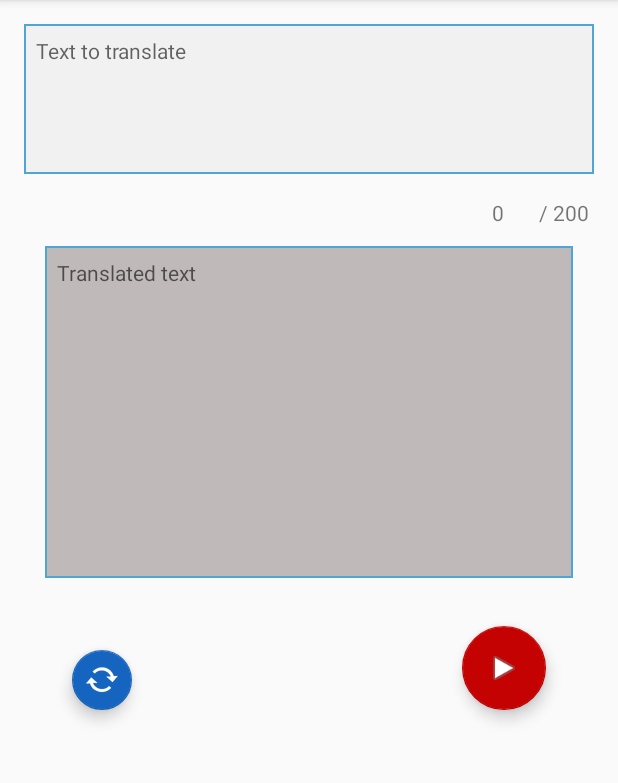
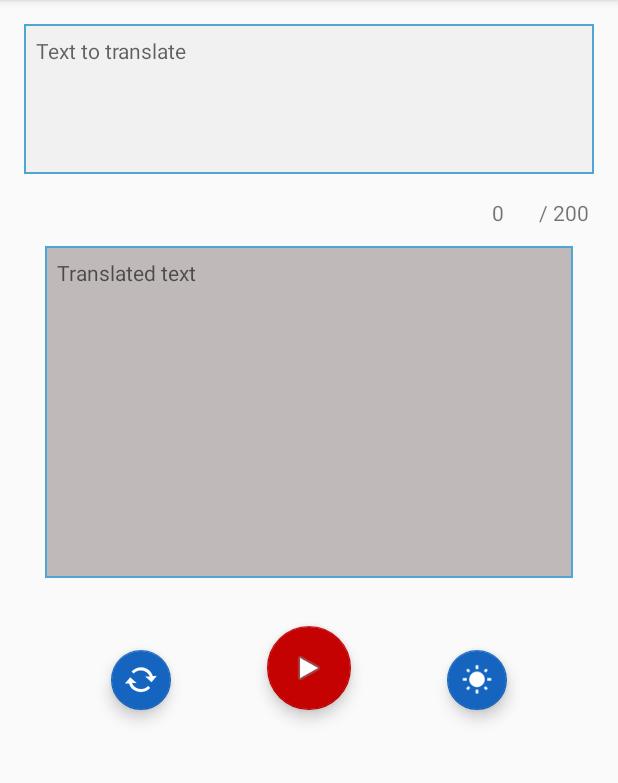
Before and after one commit to pepinpin/microMorse, an Android app: the screen it shows after launch (MainActivity), on a phone screen of 412 x 824 dp, the part 84-867 px from its top. Run offline under Robolectric (Android 15) with nearby library versions, the phone set to English and light mode, and no system bars; 3 statements that could not run were skipped.

Commit message:
- updated the interface to include the send type choice (sound or light)

```diff
--- a/app/build.gradle
+++ b/app/build.gradle
@@ -23,12 +23,12 @@ dependencies {
 	compile 'commons-io:commons-io:2.4'
 	compile 'com.github.dakatso:LiveButton:917a9f9587'
 	compile fileTree(dir: 'libs', include: ['*.jar'])
-	compile 'com.android.support:appcompat-v7:24.1.1'
+	compile 'com.android.support:appcompat-v7:24.2.0'
 	compile 'org.apache.commons:commons-collections4:4.1'
 	testCompile 'junit:junit:4.12'
 	androidTestCompile 'com.android.support.test.espresso:espresso-core:2.2.2'
 	androidTestCompile 'com.android.support.test:runner:0.5'
-	androidTestCompile 'com.android.support:support-annotations:24.1.1'
-	compile 'com.android.support.constraint:constraint-layout:1.0.0-alpha3'
-	compile 'com.android.support:design:24.1.1'
+	androidTestCompile 'com.android.support:support-annotations:24.2.0'
+	compile 'com.android.support.constraint:constraint-layout:1.0.0-alpha6'
+	compile 'com.android.support:design:24.2.0'
 }
--- a/app/src/main/java/net/biospherecorp/umorse/TextToMorseFragment.java
+++ b/app/src/main/java/net/biospherecorp/umorse/TextToMorseFragment.java
@@ -22,13 +22,13 @@ public class TextToMorseFragment extends Fragment implements TranslateMorseTask.
 
 	private static boolean REPEAT_SEND = false;
 
-	boolean sendWithLight = false; // use light or sound ?
+	boolean sendWithLight = true; // use light or sound ?
 
 	private Morse _morse;
 	private SendMorseTask _task;
 
 	private EditText _textToTranslate;
-	private FloatingActionButton _repeatButton,  _sendButton;
+	private FloatingActionButton _repeatButton, _sendButton, _sendTypeButton;
 
 	private TextView _translatedTextView;
 
@@ -39,7 +39,7 @@ public class TextToMorseFragment extends Fragment implements TranslateMorseTask.
 	private String _translatedString = "";
 
 	// the colors used for the buttons
-	private int _sendingColor,  _notSendingColor,  _repeatOnColor, _repeatOffColor;
+	private int _sendingColor,  _notSendingColor, _repeatOnColor, _repeatOffColor;
 
 	// is it actually sending morse
 	private boolean _isSending = false;
@@ -185,6 +185,8 @@ public class TextToMorseFragment extends Fragment implements TranslateMorseTask.
 
 					// change the state of the button
 					_isSending = true;
+					_sendTypeButton.setVisibility(View.INVISIBLE);
+
 					_toggleButton();
 
 					// show the _snack
@@ -210,6 +212,29 @@ public class TextToMorseFragment extends Fragment implements TranslateMorseTask.
 				}
 			}
 		});
+
+
+
+	// Send Type Button (light or sound)
+		//
+		_sendTypeButton = (FloatingActionButton) view.findViewById(R.id.sendTypeButton);
+
+		// set the color
+		_sendTypeButton.setBackgroundTintList(ColorStateList.valueOf(getResources().getColor(R.color.repeatButtonOff)));
+
+		_sendTypeButton.setOnClickListener(new View.OnClickListener() {
+			@Override
+			public void onClick(View view) {
+				if (sendWithLight){
+					sendWithLight = false;
+					_sendTypeButton.setImageResource(R.drawable.ic_morse_sound);
+				}else{
+					sendWithLight = true;
+					_sendTypeButton.setImageResource(R.drawable.ic_morse_light);
+				}
+			}
+		});
+
 	}
 
 	@Override
@@ -266,6 +291,8 @@ public class TextToMorseFragment extends Fragment implements TranslateMorseTask.
 		showSnack(getString(R.string.snack_stop_sending), 500);
 
 		_cancelTasks();
+
+		_sendTypeButton.setVisibility(View.VISIBLE);
 	}
 
 	private void _cancelTasks(){
--- a/app/src/main/res/layout-w700dp/ttm_fragment.xml
+++ b/app/src/main/res/layout-w700dp/ttm_fragment.xml
@@ -111,13 +111,11 @@
 
 		app:fabSize="mini"
 		android:src="@android:drawable/stat_notify_sync"
+		android:layout_marginEnd="96dp"
+		android:layout_marginRight="96dp"
 
-		app:layout_constraintLeft_toLeftOf="@+id/activity_main"
-		android:layout_marginLeft="304dp"
-		android:layout_marginStart="304dp"
-		app:layout_constraintTop_toBottomOf="@+id/resultTextView"
-		android:layout_marginTop="72dp"
-		/>
+		app:layout_constraintRight_toLeftOf="@+id/sendMorseCodeButton"
+		app:layout_constraintBottom_toBottomOf="@+id/sendMorseCodeButton"/>
 
 
 	<android.support.design.widget.FloatingActionButton
@@ -130,8 +128,21 @@
 		app:layout_constraintTop_toBottomOf="@+id/resultTextView"
 		android:layout_marginTop="56dp"
 		app:layout_constraintRight_toRightOf="@+id/activity_main"
-		android:layout_marginRight="272dp"
-		android:layout_marginEnd="272dp"
+		app:layout_constraintLeft_toLeftOf="@+id/activity_main"
+		/>
+
+	<android.support.design.widget.FloatingActionButton
+		android:id="@+id/sendTypeButton"
+		android:layout_width="wrap_content"
+		android:layout_height="wrap_content"
+
+		app:fabSize="mini"
+		android:src="@drawable/ic_morse_light"
+		android:layout_marginStart="96dp"
+		android:layout_marginLeft="96dp"
+
+		app:layout_constraintBottom_toBottomOf="@+id/sendMorseCodeButton"
+		app:layout_constraintLeft_toRightOf="@+id/sendMorseCodeButton"
 		/>
 
 </android.support.constraint.ConstraintLayout>
--- a/app/src/main/res/layout/ttm_fragment.xml
+++ b/app/src/main/res/layout/ttm_fragment.xml
@@ -119,12 +119,11 @@
 
 		app:fabSize="mini"
 		android:src="@android:drawable/stat_notify_sync"
+		android:layout_marginEnd="64dp"
+		android:layout_marginRight="64dp"
 
-		app:layout_constraintLeft_toLeftOf="@+id/activity_main"
-		android:layout_marginLeft="48dp"
-		android:layout_marginStart="48dp"
-		app:layout_constraintTop_toBottomOf="@+id/resultTextView"
-		android:layout_marginTop="48dp"
+		app:layout_constraintBottom_toBottomOf="@+id/sendMorseCodeButton"
+		app:layout_constraintRight_toLeftOf="@+id/sendMorseCodeButton"
 		/>
 
 	<android.support.design.widget.FloatingActionButton
@@ -133,14 +132,26 @@
 		android:layout_height="wrap_content"
 
 		app:fabSize="normal"
-		android:src="@android:drawable/ic_dialog_email"
+		android:src="@android:drawable/ic_media_play"
+		android:layout_marginTop="32dp"
 
 		app:layout_constraintTop_toBottomOf="@+id/resultTextView"
-		android:layout_marginTop="32dp"
 		app:layout_constraintRight_toRightOf="@+id/activity_main"
-		android:layout_marginRight="48dp"
-		android:layout_marginEnd="48dp"
+		app:layout_constraintLeft_toLeftOf="@+id/activity_main"
 		/>
 
+	<android.support.design.widget.FloatingActionButton
+		android:id="@+id/sendTypeButton"
+		android:layout_width="wrap_content"
+		android:layout_height="wrap_content"
+
+		app:fabSize="mini"
+		android:src="@drawable/ic_morse_light"
+		android:layout_marginStart="64dp"
+		android:layout_marginLeft="64dp"
+
+		app:layout_constraintBottom_toBottomOf="@+id/sendMorseCodeButton"
+		app:layout_constraintLeft_toRightOf="@+id/sendMorseCodeButton"
+		/>
 
 </android.support.constraint.ConstraintLayout>
```
Also changed, not shown: app/src/main/res/drawable-hdpi/ic_morse_light.png (added), app/src/main/res/drawable-hdpi/ic_morse_sound.png (added), app/src/main/res/drawable-mdpi/ic_morse_light.png (added), app/src/main/res/drawable-mdpi/ic_morse_sound.png (added), app/src/main/res/drawable-xhdpi/ic_morse_light.png (added), app/src/main/res/drawable-xhdpi/ic_morse_sound.png (added), app/src/main/res/drawable-xxhdpi/ic_morse_light.png (added), app/src/main/res/drawable-xxhdpi/ic_morse_sound.png (added), app/src/main/res/drawable-xxxhdpi/ic_morse_light.png (added), app/src/main/res/drawable-xxxhdpi/ic_morse_sound.png (added).
